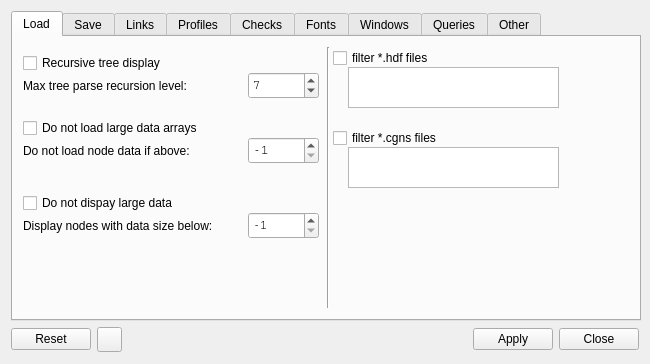
The window that CGNS/NAV/T/Q7OptionsWindow.ui (pyCGNS/pyCGNS) describes before a commit, drawn with Qt 5.
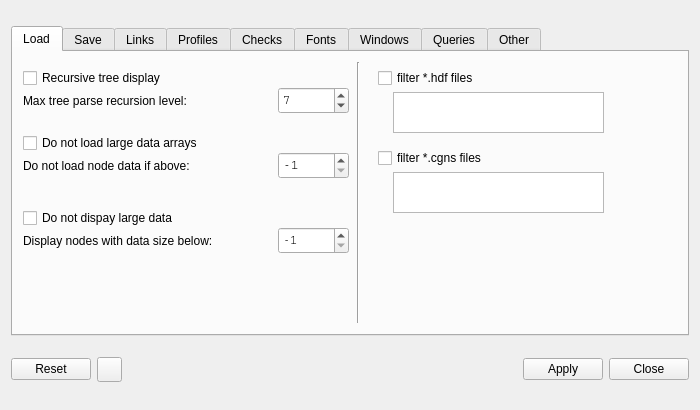
The same window after the commit. The open tabs and pages were chosen to show the change. Icons and pictures are not drawn.

Diff of the .ui file:
```diff
--- a/CGNS/NAV/T/Q7OptionsWindow.ui
+++ b/CGNS/NAV/T/Q7OptionsWindow.ui
@@ -9,8 +9,8 @@
    <rect>
     <x>0</x>
     <y>0</y>
-    <width>650</width>
-    <height>364</height>
+    <width>700</width>
+    <height>410</height>
    </rect>
   </property>
   <property name="sizePolicy">
@@ -27,8 +27,8 @@
   </property>
   <property name="maximumSize">
    <size>
-    <width>650</width>
-    <height>364</height>
+    <width>700</width>
+    <height>410</height>
    </size>
   </property>
   <property name="windowTitle">
@@ -57,7 +57,7 @@
        </property>
        <property name="maximumSize">
         <size>
-         <width>630</width>
+         <width>700</width>
          <height>310</height>
         </size>
        </property>
@@ -123,7 +123,7 @@
         <widget class="QSpinBox" name="__O_maxrecursionlevel">
          <property name="geometry">
           <rect>
-           <x>235</x>
+           <x>265</x>
            <y>35</y>
            <width>71</width>
            <height>27</height>
@@ -150,7 +150,7 @@
          </property>
          <property name="geometry">
           <rect>
-           <x>235</x>
+           <x>265</x>
            <y>100</y>
            <width>71</width>
            <height>27</height>
@@ -175,8 +175,8 @@
         <widget class="QCheckBox" name="__O_filterhdffiles">
          <property name="geometry">
           <rect>
-           <x>320</x>
-           <y>10</y>
+           <x>365</x>
+           <y>15</y>
            <width>274</width>
            <height>22</height>
           </rect>
@@ -188,8 +188,8 @@
         <widget class="QCheckBox" name="__O_filtercgnsfiles">
          <property name="geometry">
           <rect>
-           <x>320</x>
-           <y>90</y>
+           <x>365</x>
+           <y>95</y>
            <width>274</width>
            <height>22</height>
           </rect>
@@ -201,7 +201,7 @@
         <widget class="Line" name="line">
          <property name="geometry">
           <rect>
-           <x>305</x>
+           <x>335</x>
            <y>10</y>
            <width>20</width>
            <height>261</height>
@@ -214,8 +214,8 @@
         <widget class="QPlainTextEdit" name="__O_cgnsfileextension">
          <property name="geometry">
           <rect>
-           <x>335</x>
-           <y>110</y>
+           <x>380</x>
+           <y>120</y>
            <width>211</width>
            <height>41</height>
           </rect>
@@ -229,8 +229,8 @@
         <widget class="QPlainTextEdit" name="__O_hdffileextension">
          <property name="geometry">
           <rect>
-           <x>335</x>
-           <y>30</y>
+           <x>380</x>
+           <y>40</y>
            <width>211</width>
            <height>41</height>
           </rect>
@@ -246,7 +246,7 @@
           <rect>
            <x>10</x>
            <y>175</y>
-           <width>217</width>
+           <width>271</width>
            <height>27</height>
           </rect>
          </property>
@@ -257,7 +257,7 @@
         <widget class="QSpinBox" name="__O_maxdisplaydatasize">
          <property name="geometry">
           <rect>
-           <x>235</x>
+           <x>265</x>
            <y>175</y>
            <width>71</width>
            <height>27</height>
@@ -283,7 +283,7 @@
           <rect>
            <x>10</x>
            <y>100</y>
-           <width>217</width>
+           <width>225</width>
            <height>27</height>
           </rect>
          </property>
```
Left out of the diff: 28 changed lines with no effect on the pictures.
